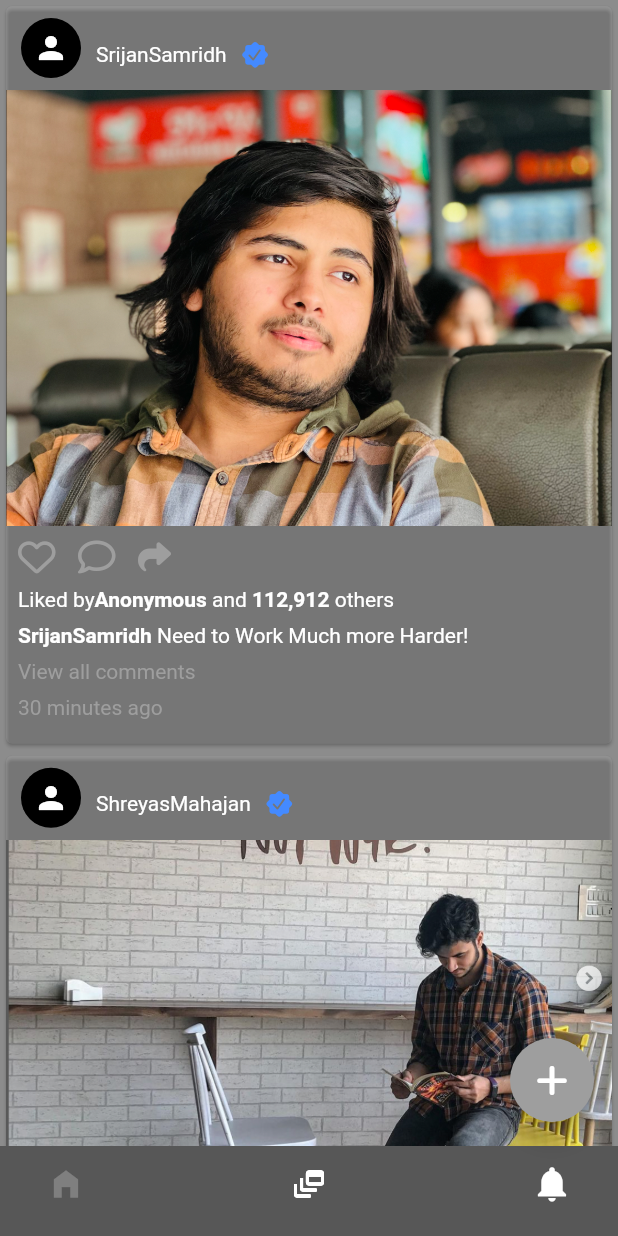
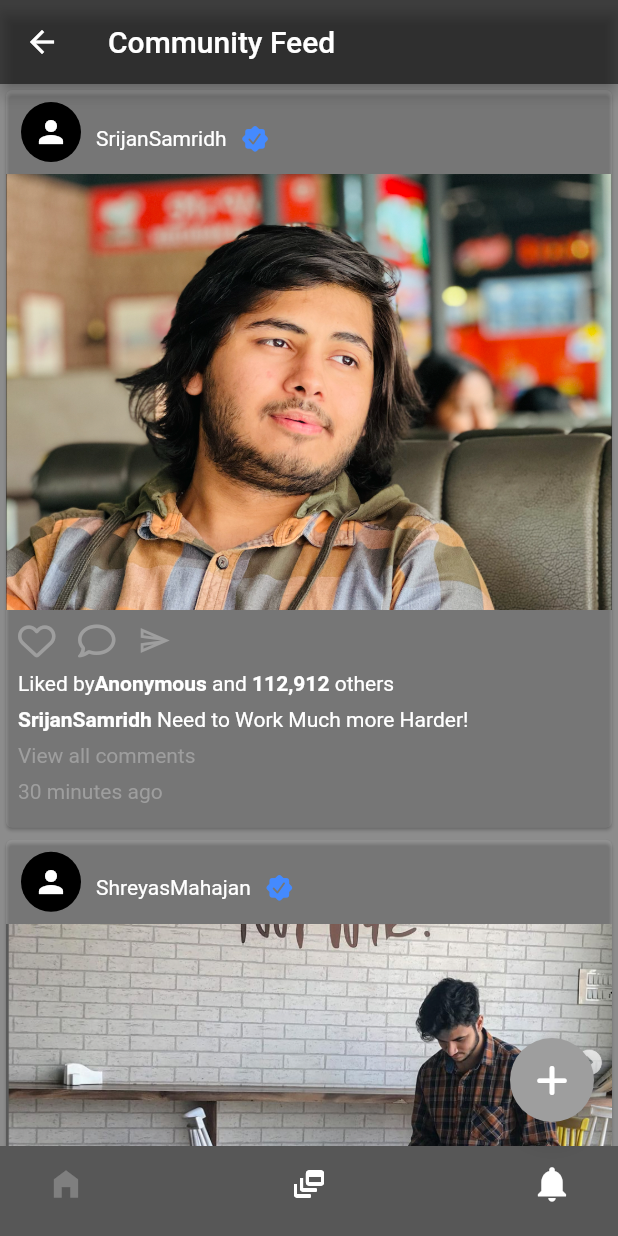
Before and after one commit to Apple-Developer-Student-Community/Mobile_App, a Flutter app: the FeedsPage screen opened by its route, on a phone screen of 412 x 824 dp. Run offline on Flutter 3.47's test engine with Material 2 defaults, Android fonts, the phone set to English and light mode, and no system bars; our stand-ins replace firebase_core, font_awesome_flutter, google_fonts, google_sign_in; accounts and stored records are empty.

Commit message:
modified:   lib/Screens/Components/drawer.dart 	modified:   lib/Screens/feedsScreen/components/feed_card.dart 	modified:   lib/Screens/feedsScreen/feeds_page.dart 	modified:   lib/main.dart

```diff
--- a/lib/Screens/feedsScreen/components/feed_card.dart
+++ b/lib/Screens/feedsScreen/components/feed_card.dart
@@ -67,7 +67,7 @@
                       ),
                       SizedBox(width: 15.0),
                       Icon(
-                        FontAwesomeIcons.share,
+                        Icons.send_outlined,
                         size: 22,
                         color: Colors.grey,
                       ),
--- a/lib/Screens/feedsScreen/feeds_page.dart
+++ b/lib/Screens/feedsScreen/feeds_page.dart
@@ -16,6 +16,7 @@
   Widget build(BuildContext context) {
     return Scaffold(
       backgroundColor: Colors.black45,
+      appBar: AppBar(title: Text('Community Feed'), backgroundColor: Colors.black54,),
       body: Body(),
       bottomNavigationBar: const MyBottomNavBar(),
       floatingActionButton: FloatingActionButton(
--- a/lib/main.dart
+++ b/lib/main.dart
@@ -72,8 +72,7 @@
         user: user,
       );
     } else {
-      return FeedsPage();
-      // return LoginPage(press: signIn);
+      return LoginPage(press: signIn);
     }
   }
 
```
Also changed, not shown: lib/Screens/Components/drawer.dart (+2 -12 lines).
